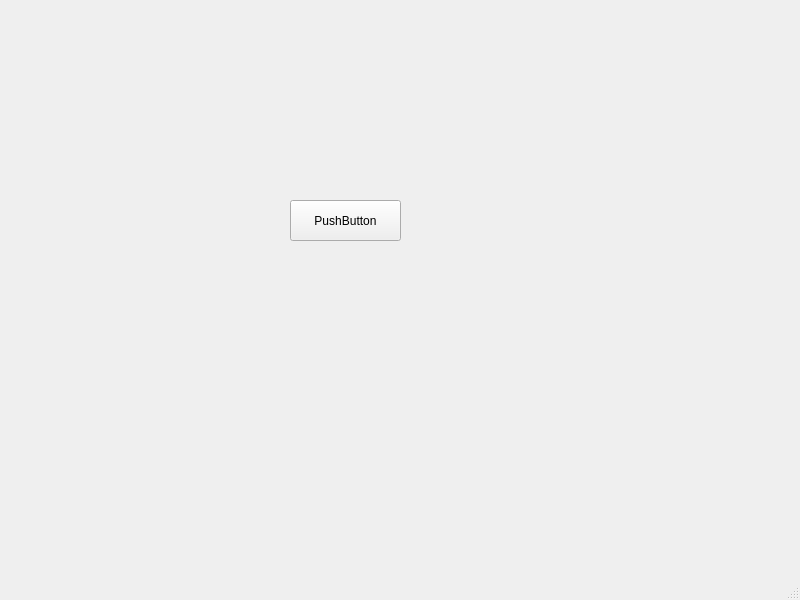
Qt form dev/client/cross-platform/form/startupwindow.ui (team-affix/affix-services) before a commit.
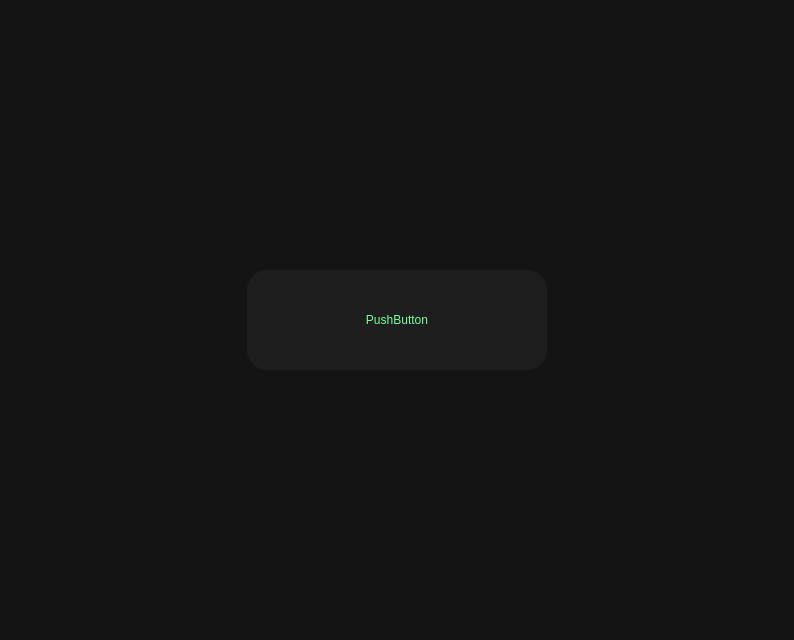
The same form after that commit.

```diff
--- a/dev/client/cross-platform/form/startupwindow.ui
+++ b/dev/client/cross-platform/form/startupwindow.ui
@@ -6,39 +6,48 @@
    <rect>
     <x>0</x>
     <y>0</y>
-    <width>800</width>
-    <height>600</height>
+    <width>794</width>
+    <height>640</height>
    </rect>
   </property>
   <property name="windowTitle">
    <string>StartUpWindow</string>
   </property>
+  <property name="styleSheet">
+   <string notr="true">background-color: rgb(20, 20, 20);</string>
+  </property>
   <widget class="QWidget" name="centralwidget">
-   <widget class="QPushButton" name="pushButton">
-    <property name="geometry">
-     <rect>
-      <x>290</x>
-      <y>200</y>
-      <width>111</width>
-      <height>41</height>
-     </rect>
-    </property>
-    <property name="text">
-     <string>PushButton</string>
-    </property>
-   </widget>
+   <layout class="QGridLayout" name="gridLayout">
+    <item row="0" column="0">
+     <widget class="QPushButton" name="pushButton">
+      <property name="minimumSize">
+       <size>
+        <width>0</width>
+        <height>100</height>
+       </size>
+      </property>
+      <property name="maximumSize">
+       <size>
+        <width>300</width>
+        <height>16777215</height>
+       </size>
+      </property>
+      <property name="styleSheet">
+       <string notr="true">border-style: outset;
+border-width: 0px;
+border-radius: 20px;
+border-color: rgb(30, 30, 30);
+background-color: rgb(30, 30, 30);
+color: rgb(123, 255, 156);
+font: 25 14pt &quot;Segoe UI&quot;;</string>
+      </property>
+      <property name="text">
+       <string>PushButton</string>
+      </property>
+     </widget>
+    </item>
+   </layout>
   </widget>
-  <widget class="QMenuBar" name="menubar">
-   <property name="geometry">
-    <rect>
-     <x>0</x>
-     <y>0</y>
-     <width>800</width>
-     <height>20</height>
-    </rect>
-   </property>
-  </widget>
-  <widget class="QStatusBar" name="statusbar"/>
  </widget>
  <resources/>
  <connections/>
```
